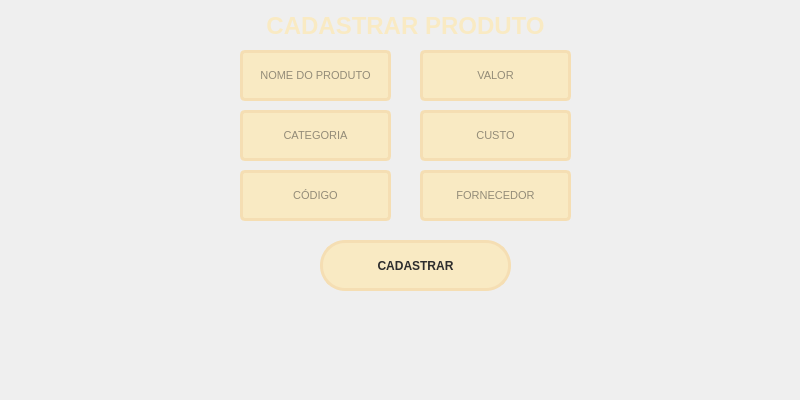
Qt form CadProd.ui (leohpmoreira/inventoryManagement) before a commit.
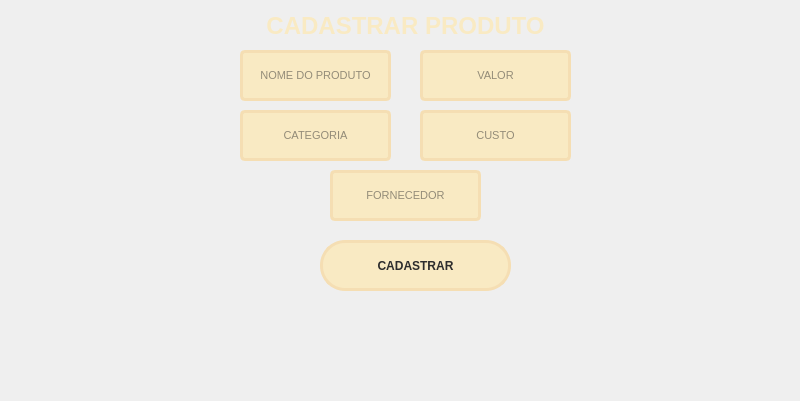
The same form after that commit.

```diff
--- a/CadProd.ui
+++ b/CadProd.ui
@@ -7,7 +7,7 @@
     <x>0</x>
     <y>0</y>
     <width>800</width>
-    <height>400</height>
+    <height>401</height>
    </rect>
   </property>
   <property name="windowTitle">
@@ -161,49 +161,6 @@
     <string>CATEGORIA</string>
    </property>
   </widget>
-  <widget class="QLineEdit" name="valor_2">
-   <property name="geometry">
-    <rect>
-     <x>240</x>
-     <y>170</y>
-     <width>151</width>
-     <height>51</height>
-    </rect>
-   </property>
-   <property name="font">
-    <font>
-     <family>Segoe UI</family>
-     <pointsize>8</pointsize>
-     <weight>50</weight>
-     <bold>false</bold>
-    </font>
-   </property>
-   <property name="styleSheet">
-    <string notr="true">QLineEdit {
-	border: 3px solid rgb(245, 222, 179);
-	border-radius: 5px;
-	padding: 15px;
-	background-color:rgb(249, 234, 195);
-	color: rgb(45, 45, 45);
-}
-QLineEdit:hover {
-	border: 3px solid rgb(55, 55, 55);
-}
-QLineEdit:focus {
-	border: 3px solid rgb(135, 206, 250);
-	color: rgb(45, 45, 45);
-}</string>
-   </property>
-   <property name="maxLength">
-    <number>45</number>
-   </property>
-   <property name="alignment">
-    <set>Qt::AlignCenter</set>
-   </property>
-   <property name="placeholderText">
-    <string>CÓDIGO</string>
-   </property>
-  </widget>
   <widget class="QLineEdit" name="valor">
    <property name="geometry">
     <rect>
@@ -293,7 +250,7 @@
   <widget class="QLineEdit" name="fornecedor">
    <property name="geometry">
     <rect>
-     <x>420</x>
+     <x>330</x>
      <y>170</y>
      <width>151</width>
      <height>51</height>
```
